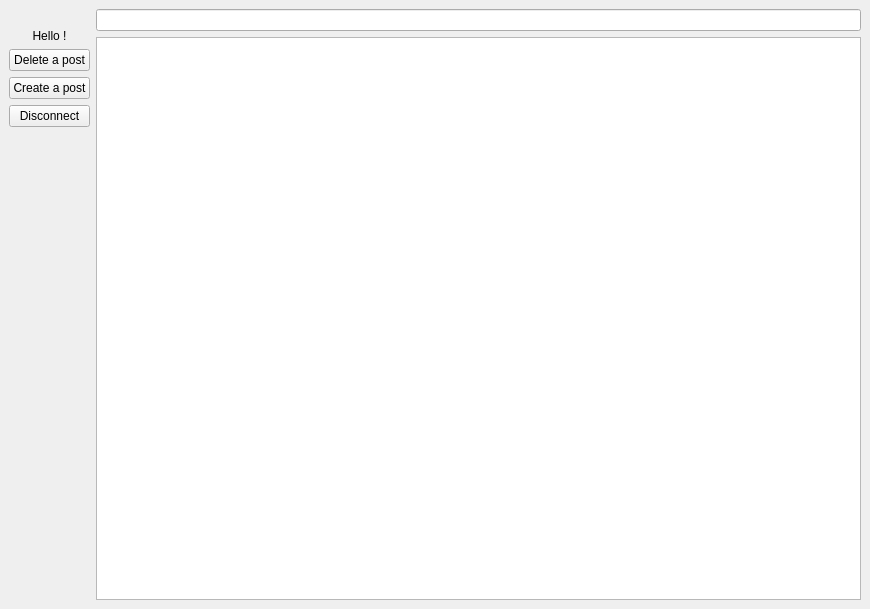
Before: the Qt Designer form Qt_blog/blogwindow.ui in Nchrd/EGUI_TP1, drawn with Qt 5.
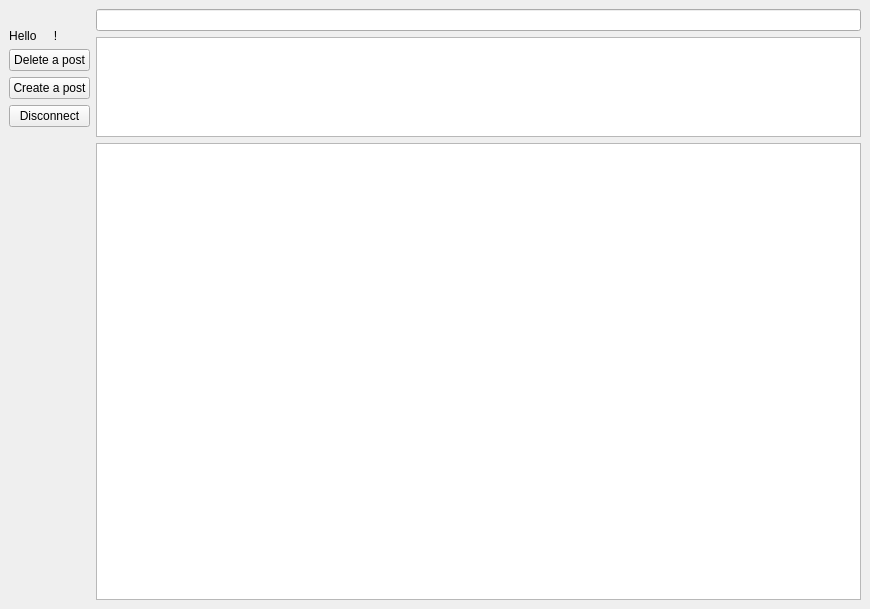
After: the same form once the commit is applied. Icons and pictures are not drawn.

Commit message: Login bug fixed, need to link json and blog posts

The edit to the form file:
```diff
--- a/Qt_blog/blogwindow.ui
+++ b/Qt_blog/blogwindow.ui
@@ -14,14 +14,16 @@
    <string>Your blog</string>
   </property>
   <widget class="QWidget" name="centralwidget">
+   <layout class="QHBoxLayout" name="horizontalLayout_3">
+    <item>
    <layout class="QHBoxLayout" name="horizontalLayout_2">
     <item>
-     <layout class="QHBoxLayout" name="horizontalLayout">
+       <layout class="QVBoxLayout" name="verticalLayout_5">
+        <item>
+         <layout class="QVBoxLayout" name="verticalLayout_4">
       <item>
        <layout class="QVBoxLayout" name="verticalLayout_2">
         <item>
-         <layout class="QVBoxLayout" name="verticalLayout">
-          <item>
            <widget class="QLabel" name="profilePicLabel">
             <property name="maximumSize">
              <size>
@@ -41,6 +43,8 @@
            </widget>
           </item>
           <item>
+             <layout class="QHBoxLayout" name="horizontalLayout">
+              <item>
            <widget class="QLabel" name="helloLabel">
             <property name="maximumSize">
              <size>
@@ -49,13 +53,39 @@
              </size>
             </property>
             <property name="text">
-             <string>Hello !</string>
+                 <string>Hello </string>
             </property>
             <property name="alignment">
              <set>Qt::AlignCenter</set>
             </property>
            </widget>
           </item>
+              <item>
+               <widget class="QLabel" name="label_2">
+                <property name="text">
+                 <string>!</string>
+                </property>
+                <property name="alignment">
+                 <set>Qt::AlignCenter</set>
+                </property>
+               </widget>
+              </item>
+              <item>
+               <widget class="QLabel" name="usernameLabel">
+                <property name="text">
+                 <string/>
+                </property>
+                <property name="alignment">
+                 <set>Qt::AlignCenter</set>
+                </property>
+               </widget>
+              </item>
+             </layout>
+            </item>
+           </layout>
+          </item>
+          <item>
+           <layout class="QVBoxLayout" name="verticalLayout">
           <item>
            <widget class="QPushButton" name="deletePostPushButton">
             <property name="text">
@@ -63,8 +93,6 @@
             </property>
            </widget>
           </item>
-         </layout>
-        </item>
         <item>
          <widget class="QPushButton" name="postPushButton">
           <property name="text">
@@ -79,6 +107,10 @@
           </property>
          </widget>
         </item>
+           </layout>
+          </item>
+         </layout>
+        </item>
         <item>
          <spacer name="verticalSpacer">
           <property name="orientation">
@@ -100,7 +132,41 @@
          <widget class="QLineEdit" name="postLineEdit"/>
         </item>
         <item>
-         <widget class="QListWidget" name="blogListWidget"/>
+         <widget class="QTextEdit" name="postTextEdit">
+          <property name="maximumSize">
+           <size>
+            <width>16777215</width>
+            <height>100</height>
+           </size>
+          </property>
+          <property name="lineWrapMode">
+           <enum>QTextEdit::WidgetWidth</enum>
+          </property>
+         </widget>
+        </item>
+        <item>
+         <widget class="QListWidget" name="blogListWidget">
+          <property name="sizePolicy">
+           <sizepolicy hsizetype="Expanding" vsizetype="Expanding">
+            <horstretch>0</horstretch>
+            <verstretch>0</verstretch>
+           </sizepolicy>
+          </property>
+          <property name="font">
+           <font>
+            <stylestrategy>PreferDefault</stylestrategy>
+           </font>
+          </property>
+          <property name="focusPolicy">
+           <enum>Qt::StrongFocus</enum>
+          </property>
+          <property name="movement">
+           <enum>QListView::Static</enum>
+          </property>
+          <property name="resizeMode">
+           <enum>QListView::Fixed</enum>
+          </property>
+         </widget>
         </item>
        </layout>
       </item>
```
Left out of the diff: 2 changed lines with no effect on the pictures. Lines whose indentation alone changed are shown as unchanged. The commit also changes 38 other files.
